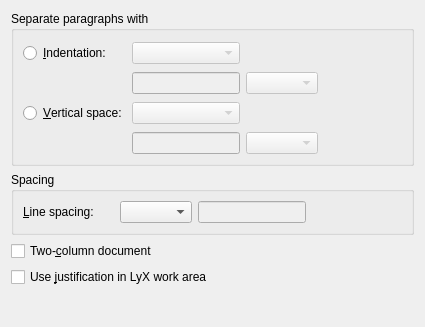
This is src/frontends/qt4/ui/TextLayoutUi.ui in cburschka/lyx as Qt 5 draws it before an edit. The edited form follows.
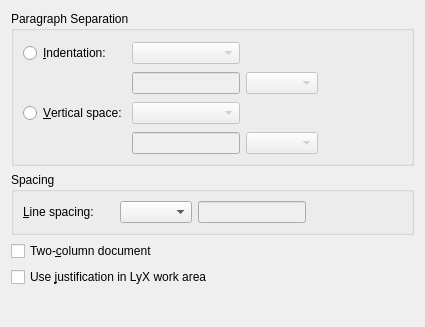
This is the edited form. Custom widgets are drawn as their Qt base class.

```diff
--- a/src/frontends/qt4/ui/TextLayoutUi.ui
+++ b/src/frontends/qt4/ui/TextLayoutUi.ui
@@ -17,7 +17,7 @@
    <item row="0" column="0">
     <widget class="QGroupBox" name="separateGB">
      <property name="title">
-      <string>Separate paragraphs with</string>
+      <string>Paragraph Separation</string>
      </property>
      <property name="flat">
       <bool>true</bool>
```
